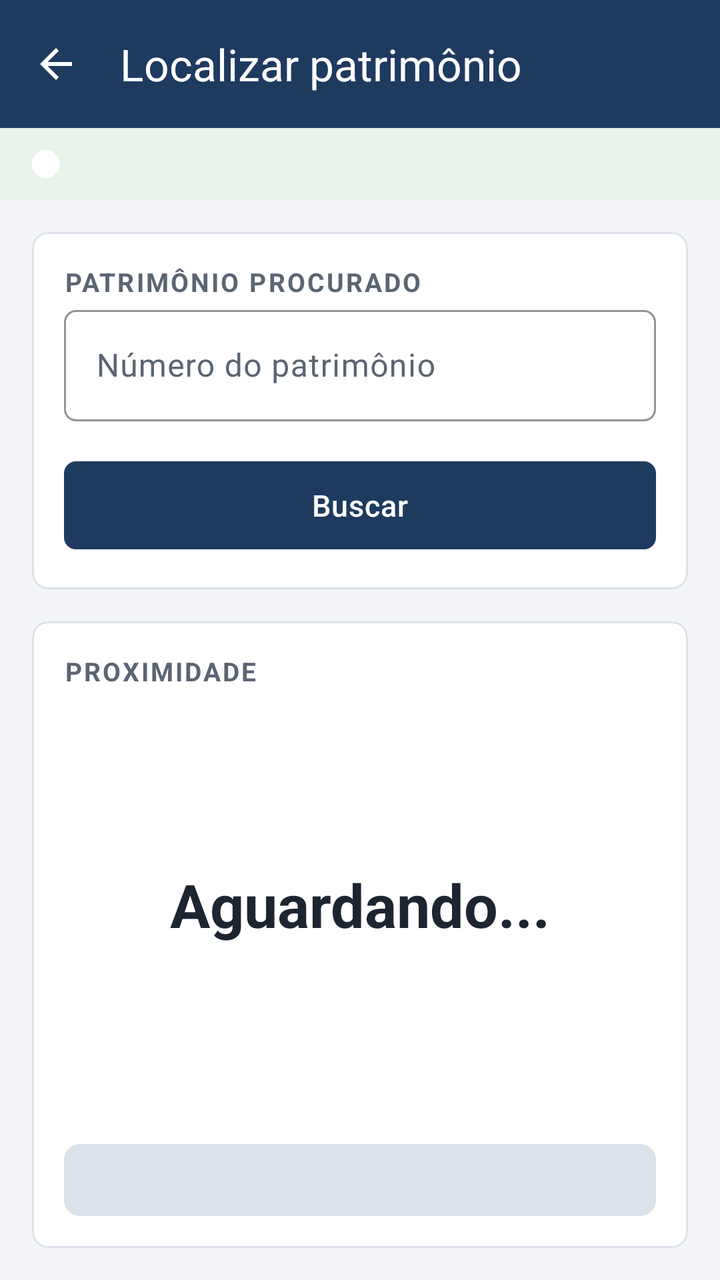
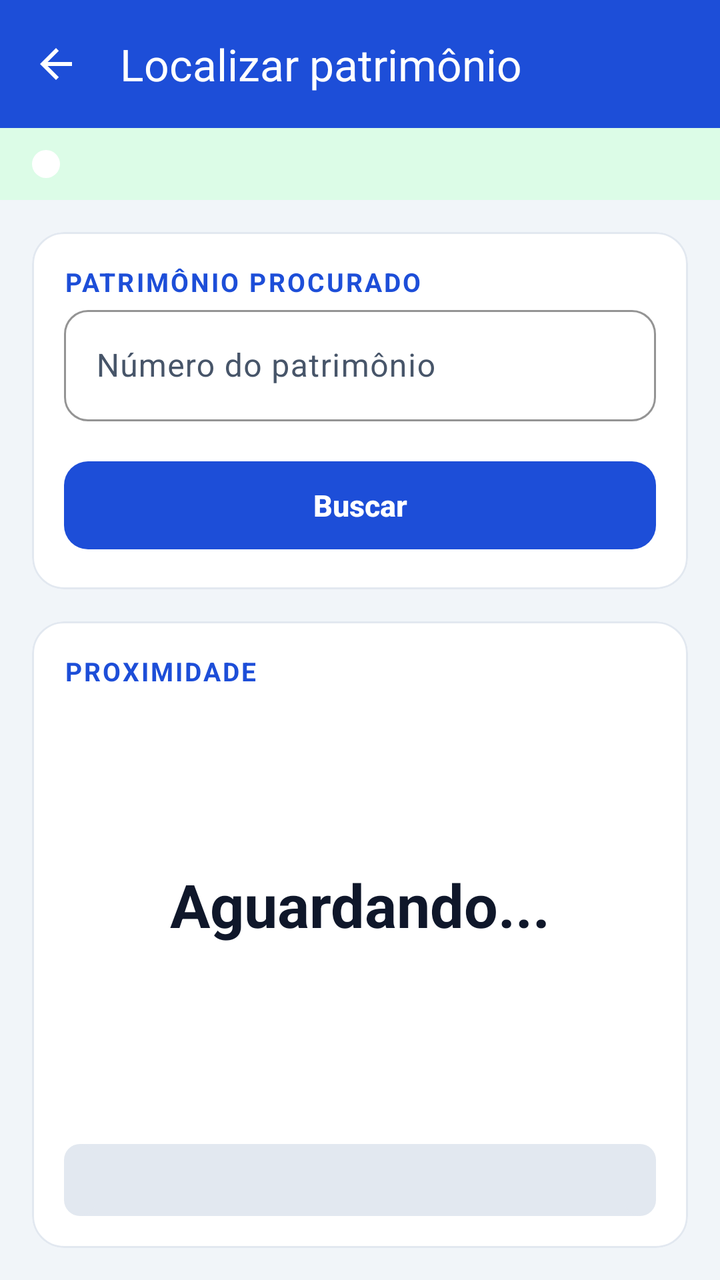

Before-and-after screenshots of an Android layout around one commit, followed by the original layout XML and the change that was made.
<!-- AndroidManifest.xml: application theme Theme.RFIDAndroid -->
<!-- res/layout/activity_localizar.xml -->
<LinearLayout xmlns:android="http://schemas.android.com/apk/res/android"
    xmlns:app="http://schemas.android.com/apk/res-auto"
    android:orientation="vertical"
    android:layout_width="match_parent"
    android:layout_height="match_parent">
    <com.google.android.material.appbar.MaterialToolbar
        android:id="@+id/barraLocalizar"
        style="@style/Widget.RFID.Barra"
        app:title="@string/localizar_barra_titulo"
        app:navigationIcon="@drawable/ic_voltar"
        app:navigationContentDescription="@string/tela_voltar"
        android:layout_width="match_parent"
        android:layout_height="wrap_content"/>

    <include
        layout="@layout/include_estado_leitor"
        android:layout_width="match_parent"
        android:layout_height="wrap_content"/>

    
    <com.google.android.material.card.MaterialCardView
        android:id="@+id/cartaoBusca"
        android:layout_margin="16dp"
        android:layout_width="match_parent"
        android:layout_height="wrap_content">

        <LinearLayout
            android:orientation="vertical"
            android:padding="16dp"
            android:layout_width="match_parent"
            android:layout_height="wrap_content">

            <TextView
                android:text="@string/localizar_titulo"
                android:textAppearance="@style/Texto.RFID.Secao"
                android:layout_width="wrap_content"
                android:layout_height="wrap_content"/>

            <com.google.android.material.textfield.TextInputLayout
                android:hint="@string/localizar_hint"
                android:layout_width="match_parent"
                android:layout_height="wrap_content">

                
                <com.google.android.material.textfield.TextInputEditText
                    android:id="@+id/edtPatrimonio"
                    android:inputType="text|textNoSuggestions|textCapCharacters"
                    android:imeOptions="actionSearch"
                    android:maxLines="1"
                    android:layout_width="match_parent"
                    android:layout_height="wrap_content"/>
            </com.google.android.material.textfield.TextInputLayout>

            <Button
                android:id="@+id/btnBuscar"
                android:text="@string/localizar_buscar"
                android:layout_marginTop="16dp"
                android:layout_width="match_parent"
                android:layout_height="wrap_content"/>
        </LinearLayout>
    </com.google.android.material.card.MaterialCardView>

    
    <LinearLayout
        android:id="@+id/linhaProcurando"
        android:orientation="horizontal"
        android:gravity="center_vertical"
        android:background="@color/superficie"
        android:paddingStart="16dp"
        android:paddingEnd="8dp"
        android:minHeight="48dp"
        android:visibility="gone"
        android:layout_marginBottom="8dp"
        android:layout_width="match_parent"
        android:layout_height="wrap_content">

        
        <TextView
            android:id="@+id/txtProcurando"
            android:textColor="@color/marinho"
            android:textSize="16sp"
            android:textStyle="bold"
            android:maxLines="1"
            android:ellipsize="middle"
            android:layout_weight="1"
            android:layout_width="0dp"
            android:layout_height="wrap_content"/>

        <Button
            android:id="@+id/btnAlterarBusca"
            style="@style/Widget.RFID.Botao.Texto"
            android:text="@string/localizar_alterar"
            android:layout_width="wrap_content"
            android:layout_height="wrap_content"/>
    </LinearLayout>

    
    <com.google.android.material.card.MaterialCardView
        android:layout_marginStart="16dp"
        android:layout_marginEnd="16dp"
        android:layout_marginBottom="16dp"
        android:layout_weight="1"
        android:layout_width="match_parent"
        android:layout_height="0dp">

        <LinearLayout
            android:orientation="vertical"
            android:padding="16dp"
            android:layout_width="match_parent"
            android:layout_height="match_parent">

            <TextView
                android:text="@string/localizar_proximidade"
                android:textAppearance="@style/Texto.RFID.Secao"
                android:layout_width="wrap_content"
                android:layout_height="wrap_content"/>

            
            <TextView
                android:id="@+id/txtStatus"
                android:text="@string/localizar_aguardando"
                android:textColor="@color/texto"
                android:textStyle="bold"
                android:gravity="center"
                android:accessibilityLiveRegion="polite"
                app:autoSizeTextType="uniform"
                app:autoSizeMinTextSize="14sp"
                app:autoSizeMaxTextSize="30sp"
                android:layout_weight="1"
                android:layout_width="match_parent"
                android:layout_height="0dp"/>

            
            <com.google.android.material.progressindicator.LinearProgressIndicator
                android:id="@+id/progressDistancia"
                android:max="100"
                android:progress="0"
                app:trackThickness="36dp"
                app:trackCornerRadius="8dp"
                app:trackStopIndicatorSize="0dp"
                app:indicatorColor="@color/texto_terciario"
                app:trackColor="@color/borda"
                android:layout_marginTop="12dp"
                android:layout_width="match_parent"
                android:layout_height="wrap_content"/>
        </LinearLayout>
    </com.google.android.material.card.MaterialCardView>
</LinearLayout>
<!-- res/layout/include_estado_leitor.xml (included above) -->
<?xml version="1.0" encoding="utf-8"?>
<LinearLayout xmlns:android="http://schemas.android.com/apk/res/android"
    xmlns:app="http://schemas.android.com/apk/res-auto"
    xmlns:tools="http://schemas.android.com/tools"
    tools:ignore="Overdraw"
    android:id="@+id/painelEstadoLeitor"
    android:orientation="horizontal"
    android:gravity="center_vertical"
    android:background="@color/sucesso_fundo"
    android:paddingStart="16dp"
    android:paddingEnd="8dp"
    android:minHeight="36dp"
    android:layout_width="match_parent"
    android:layout_height="wrap_content">

    
    <View
        android:id="@+id/marcaEstadoLeitor"
        android:background="@drawable/marca_estado"
        android:importantForAccessibility="no"
        android:layout_marginEnd="10dp"
        android:layout_width="14dp"
        android:layout_height="14dp"/>

    <TextView
        android:id="@+id/txtEstadoLeitor"
        android:accessibilityLiveRegion="polite"
        android:textStyle="bold"
        android:textSize="15sp"
        android:textColor="@color/sucesso"
        android:paddingTop="6dp"
        android:paddingBottom="6dp"
        android:layout_width="0dp"
        android:layout_weight="1"
        android:layout_height="wrap_content"/>

    
    <Button
        android:id="@+id/btnReconectarLeitor"
        style="@style/Widget.Material3.Button.OutlinedButton"
        android:text="@string/estado_leitor_reconectar"
        android:textColor="@color/white"
        android:textStyle="bold"
        app:strokeColor="@color/white"
        app:strokeWidth="2dp"
        app:shapeAppearance="@style/Forma.RFID.Pequena"
        android:minHeight="48dp"
        android:layout_marginStart="8dp"
        android:visibility="gone"
        android:layout_width="wrap_content"
        android:layout_height="wrap_content"/>
</LinearLayout>
<!-- resources referenced by this layout -->
<resources>
  <color name="borda">#FFDCE2EA</color>
  <color name="marinho">#FF1F3A5F</color>
  <color name="sucesso">#FF2E7D32</color>
  <color name="sucesso_fundo">#FFE8F3EA</color>
  <color name="texto">#FF1C2530</color>
  <color name="texto_terciario">#FF8A93A0</color>
  <style name="Forma.RFID.Pequena" parent="">
          <item name="cornerFamily">rounded</item>
          <item name="cornerSize">6dp</item>
      </style>
  <style name="Texto.RFID.Secao" parent="">
          <item name="android:textSize">13sp</item>
          <item name="android:textStyle">bold</item>
          <item name="android:textAllCaps">true</item>
          <item name="android:letterSpacing">0.08</item>
          <item name="android:textColor">@color/texto_secundario</item>
      </style>
  <style name="Widget.RFID.Barra" parent="Widget.Material3.Toolbar">
          <item name="android:background">@color/marinho</item>
          <item name="titleTextColor">@color/white</item>
          <item name="subtitleTextColor">#CCFFFFFF</item>
          <item name="android:minHeight">?attr/actionBarSize</item>
          <item name="android:theme">@style/ThemeOverlay.Material3.Dark.ActionBar</item>
          
          <item name="popupTheme">@style/ThemeOverlay.Material3.Light</item>
      </style>
  <style name="Widget.RFID.Botao.Texto" parent="Widget.Material3.Button.TextButton">
          <item name="android:textColor">@color/azul</item>
      </style>
  <style name="Theme.RFIDAndroid" parent="Theme.Material3.Light.NoActionBar">
          <item name="colorPrimary">@color/marinho</item>
          <item name="colorOnPrimary">@color/white</item>
          <item name="colorPrimaryContainer">@color/azul_claro</item>
          <item name="colorOnPrimaryContainer">@color/marinho_escuro</item>
          <item name="colorSecondary">@color/azul</item>
          <item name="colorOnSecondary">@color/white</item>
          <item name="colorSecondaryContainer">@color/azul_claro</item>
          <item name="colorOnSecondaryContainer">@color/marinho_escuro</item>
          <item name="colorError">@color/erro</item>
          <item name="colorOutline">@color/borda</item>
          <item name="colorOutlineVariant">@color/borda</item>
          <item name="colorSurface">@color/superficie</item>
          <item name="colorOnSurface">@color/texto</item>
          <item name="colorOnSurfaceVariant">@color/texto_secundario</item>
          <item name="colorSurfaceContainerHighest">@color/superficie</item>
          <item name="android:colorBackground">@color/fundo</item>
          <item name="android:textColorPrimary">@color/texto</item>
          <item name="android:textColorSecondary">@color/texto_secundario</item>
  
          <item name="android:statusBarColor">@color/marinho_escuro</item>
          <item name="android:windowLightStatusBar">false</item>
          <item name="android:navigationBarColor">@color/marinho_escuro</item>
  
          <item name="materialButtonStyle">@style/Widget.RFID.Botao</item>
          <item name="materialButtonOutlinedStyle">@style/Widget.RFID.Botao.Contorno</item>
          <item name="textInputStyle">@style/Widget.RFID.Campo</item>
          <item name="materialCardViewStyle">@style/Widget.RFID.Cartao</item>
          <item name="tabStyle">@style/Widget.RFID.Abas</item>
          <item name="checkboxStyle">@style/Widget.Material3.CompoundButton.CheckBox</item>
      </style>
  <color name="texto_secundario">#FF5B6573</color>
  <color name="azul">#FF2E6DA4</color>
  <color name="azul_claro">#FFE3ECF6</color>
  <color name="marinho_escuro">#FF152A45</color>
  <color name="erro">#FFC62828</color>
  <color name="fundo">#FFF3F5F8</color>
  <style name="Widget.RFID.Botao" parent="Widget.Material3.Button">
          <item name="shapeAppearance">@style/Forma.RFID.Pequena</item>
          <item name="android:minHeight">52dp</item>
          <item name="android:textSize">15sp</item>
          <item name="android:letterSpacing">0.02</item>
      </style>
  <style name="Widget.RFID.Botao.Contorno" parent="Widget.Material3.Button.OutlinedButton">
          <item name="shapeAppearance">@style/Forma.RFID.Pequena</item>
          <item name="android:minHeight">52dp</item>
          <item name="android:textSize">15sp</item>
          <item name="strokeColor">@color/marinho</item>
      </style>
  <style name="Widget.RFID.Campo" parent="Widget.Material3.TextInputLayout.OutlinedBox">
          <item name="shapeAppearance">@style/Forma.RFID.Pequena</item>
          <item name="boxStrokeColor">@color/marinho</item>
          <item name="hintTextColor">@color/marinho</item>
          <item name="android:layout_marginTop">12dp</item>
      </style>
  <style name="Widget.RFID.Cartao" parent="Widget.Material3.CardView.Outlined">
          <item name="cardBackgroundColor">@color/superficie</item>
          <item name="strokeColor">@color/borda</item>
          <item name="cardCornerRadius">8dp</item>
          <item name="cardElevation">0dp</item>
      </style>
  <style name="Widget.RFID.Abas" parent="Widget.Material3.TabLayout">
          <item name="android:background">@color/superficie</item>
          <item name="tabIndicatorColor">@color/marinho</item>
          <item name="tabSelectedTextColor">@color/marinho</item>
          <item name="tabTextColor">@color/texto_secundario</item>
          <item name="tabIndicatorFullWidth">true</item>
          <item name="tabGravity">fill</item>
          <item name="tabMode">fixed</item>
      </style>
  <!-- unchanged entries left out for length: 13 -->
</resources>

<!-- the commit's change to res/layout/activity_localizar.xml (unified diff, before → after) -->
@@ -77,7 +77,7 @@
         
         <TextView
             android:id="@+id/txtProcurando"
-            android:textColor="@color/marinho"
+            android:textColor="@color/primaria"
             android:textSize="16sp"
             android:textStyle="bold"
             android:maxLines="1"
<!-- resource entries referenced after the edit -->
@@ -1,24 +1,24 @@
 <!-- resources referenced by this layout -->
 <resources>
-  <color name="borda">#FFDCE2EA</color>
-  <color name="marinho">#FF1F3A5F</color>
-  <color name="sucesso">#FF2E7D32</color>
-  <color name="sucesso_fundo">#FFE8F3EA</color>
-  <color name="texto">#FF1C2530</color>
-  <color name="texto_terciario">#FF8A93A0</color>
+  <color name="borda">#FFE2E8F0</color>
+  <color name="primaria">#FF1D4ED8</color>
+  <color name="sucesso">#FF15803D</color>
+  <color name="sucesso_fundo">#FFDCFCE7</color>
+  <color name="texto">#FF0F172A</color>
+  <color name="texto_terciario">#FF5B6B7F</color>
   <style name="Forma.RFID.Pequena" parent="">
           <item name="cornerFamily">rounded</item>
-          <item name="cornerSize">6dp</item>
+          <item name="cornerSize">12dp</item>
       </style>
   <style name="Texto.RFID.Secao" parent="">
           <item name="android:textSize">13sp</item>
           <item name="android:textStyle">bold</item>
           <item name="android:textAllCaps">true</item>
           <item name="android:letterSpacing">0.08</item>
-          <item name="android:textColor">@color/texto_secundario</item>
+          <item name="android:textColor">@color/primaria</item>
       </style>
   <style name="Widget.RFID.Barra" parent="Widget.Material3.Toolbar">
-          <item name="android:background">@color/marinho</item>
+          <item name="android:background">@color/primaria</item>
           <item name="titleTextColor">@color/white</item>
           <item name="subtitleTextColor">#CCFFFFFF</item>
           <item name="android:minHeight">?attr/actionBarSize</item>
@@ -27,17 +27,18 @@
           <item name="popupTheme">@style/ThemeOverlay.Material3.Light</item>
       </style>
   <style name="Widget.RFID.Botao.Texto" parent="Widget.Material3.Button.TextButton">
-          <item name="android:textColor">@color/azul</item>
+          <item name="android:textColor">@color/secundaria</item>
+          <item name="android:textStyle">bold</item>
       </style>
   <style name="Theme.RFIDAndroid" parent="Theme.Material3.Light.NoActionBar">
-          <item name="colorPrimary">@color/marinho</item>
+          <item name="colorPrimary">@color/primaria</item>
           <item name="colorOnPrimary">@color/white</item>
-          <item name="colorPrimaryContainer">@color/azul_claro</item>
-          <item name="colorOnPrimaryContainer">@color/marinho_escuro</item>
-          <item name="colorSecondary">@color/azul</item>
+          <item name="colorPrimaryContainer">@color/primaria_clara</item>
+          <item name="colorOnPrimaryContainer">@color/primaria_escura</item>
+          <item name="colorSecondary">@color/secundaria</item>
           <item name="colorOnSecondary">@color/white</item>
-          <item name="colorSecondaryContainer">@color/azul_claro</item>
-          <item name="colorOnSecondaryContainer">@color/marinho_escuro</item>
+          <item name="colorSecondaryContainer">@color/primaria_clara</item>
+          <item name="colorOnSecondaryContainer">@color/primaria_escura</item>
           <item name="colorError">@color/erro</item>
           <item name="colorOutline">@color/borda</item>
           <item name="colorOutlineVariant">@color/borda</item>
@@ -49,9 +50,9 @@
           <item name="android:textColorPrimary">@color/texto</item>
           <item name="android:textColorSecondary">@color/texto_secundario</item>
   
-          <item name="android:statusBarColor">@color/marinho_escuro</item>
+          <item name="android:statusBarColor">@color/primaria_escura</item>
           <item name="android:windowLightStatusBar">false</item>
-          <item name="android:navigationBarColor">@color/marinho_escuro</item>
+          <item name="android:navigationBarColor">@color/primaria_escura</item>
   
           <item name="materialButtonStyle">@style/Widget.RFID.Botao</item>
           <item name="materialButtonOutlinedStyle">@style/Widget.RFID.Botao.Contorno</item>
@@ -60,44 +61,61 @@
           <item name="tabStyle">@style/Widget.RFID.Abas</item>
           <item name="checkboxStyle">@style/Widget.Material3.CompoundButton.CheckBox</item>
       </style>
-  <color name="texto_secundario">#FF5B6573</color>
-  <color name="azul">#FF2E6DA4</color>
-  <color name="azul_claro">#FFE3ECF6</color>
-  <color name="marinho_escuro">#FF152A45</color>
-  <color name="erro">#FFC62828</color>
-  <color name="fundo">#FFF3F5F8</color>
+  <color name="secundaria">#FF0E7490</color>
+  <color name="primaria_clara">#FFDBEAFE</color>
+  <color name="primaria_escura">#FF1E3A8A</color>
+  <color name="texto_secundario">#FF475569</color>
+  <color name="erro">#FFB91C1C</color>
+  <color name="fundo">#FFF1F5F9</color>
   <style name="Widget.RFID.Botao" parent="Widget.Material3.Button">
           <item name="shapeAppearance">@style/Forma.RFID.Pequena</item>
           <item name="android:minHeight">52dp</item>
           <item name="android:textSize">15sp</item>
-          <item name="android:letterSpacing">0.02</item>
+          <item name="android:letterSpacing">0</item>
+          <item name="android:textStyle">bold</item>
       </style>
   <style name="Widget.RFID.Botao.Contorno" parent="Widget.Material3.Button.OutlinedButton">
           <item name="shapeAppearance">@style/Forma.RFID.Pequena</item>
           <item name="android:minHeight">52dp</item>
           <item name="android:textSize">15sp</item>
-          <item name="strokeColor">@color/marinho</item>
+          <item name="strokeColor">@color/primaria</item>
+          <item name="strokeWidth">1.5dp</item>
+          <item name="android:textStyle">bold</item>
       </style>
   <style name="Widget.RFID.Campo" parent="Widget.Material3.TextInputLayout.OutlinedBox">
           <item name="shapeAppearance">@style/Forma.RFID.Pequena</item>
-          <item name="boxStrokeColor">@color/marinho</item>
-          <item name="hintTextColor">@color/marinho</item>
+          <item name="boxStrokeColor">@color/primaria</item>
+          <item name="hintTextColor">@color/primaria</item>
           <item name="android:layout_marginTop">12dp</item>
       </style>
   <style name="Widget.RFID.Cartao" parent="Widget.Material3.CardView.Outlined">
           <item name="cardBackgroundColor">@color/superficie</item>
           <item name="strokeColor">@color/borda</item>
-          <item name="cardCornerRadius">8dp</item>
+          <item name="cardCornerRadius">16dp</item>
           <item name="cardElevation">0dp</item>
       </style>
   <style name="Widget.RFID.Abas" parent="Widget.Material3.TabLayout">
           <item name="android:background">@color/superficie</item>
-          <item name="tabIndicatorColor">@color/marinho</item>
-          <item name="tabSelectedTextColor">@color/marinho</item>
+          <item name="tabIndicatorColor">@color/primaria</item>
+          <item name="tabSelectedTextColor">@color/primaria</item>
           <item name="tabTextColor">@color/texto_secundario</item>
-          <item name="tabIndicatorFullWidth">true</item>
+          <item name="tabIndicatorFullWidth">false</item>
+          <item name="tabIndicator">@drawable/indicador_aba</item>
+          <item name="tabIndicatorHeight">4dp</item>
+          <item name="tabTextAppearance">@style/Texto.RFID.Aba</item>
           <item name="tabGravity">fill</item>
           <item name="tabMode">fixed</item>
+      </style>
+  <!-- drawable indicador_aba (drawable) -->
+  <?xml version="1.0" encoding="utf-8"?>
+  <shape xmlns:android="http://schemas.android.com/apk/res/android" android:shape="rectangle">
+      <corners android:topLeftRadius="4dp" android:topRightRadius="4dp"/>
+      <solid android:color="@color/white"/>
+  </shape>
+  <style name="Texto.RFID.Aba" parent="TextAppearance.Material3.TitleSmall">
+          <item name="android:textSize">15sp</item>
+          <item name="android:textStyle">bold</item>
+          <item name="android:textAllCaps">false</item>
       </style>
   <!-- unchanged entries left out for length: 13 -->
 </resources>
